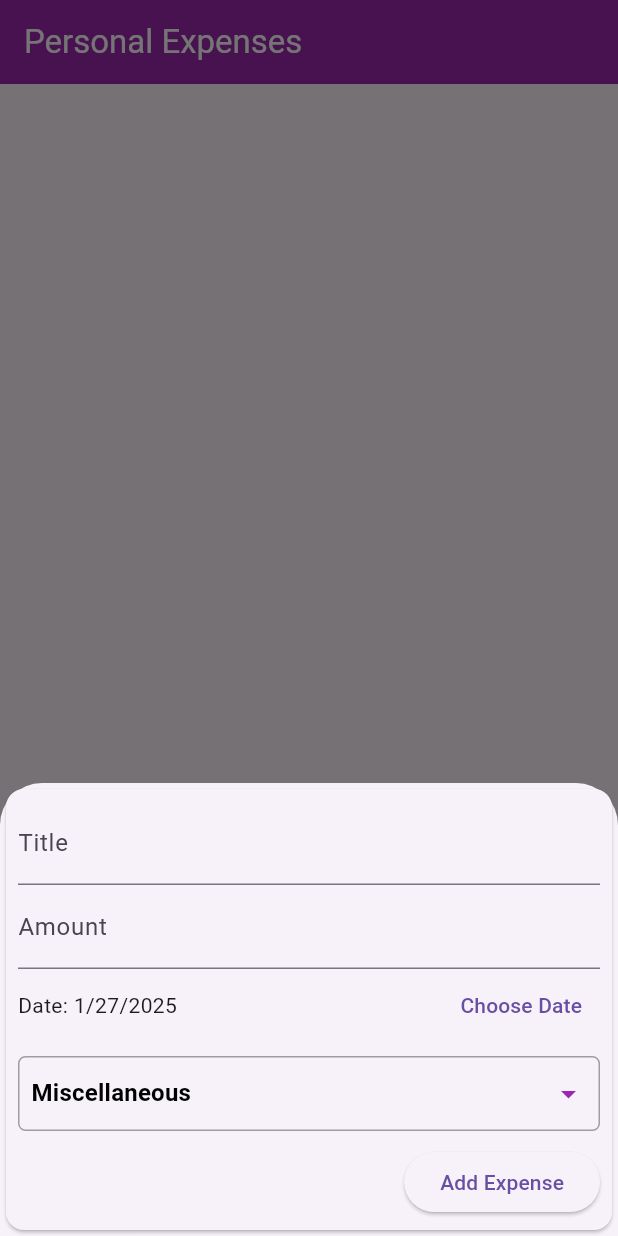
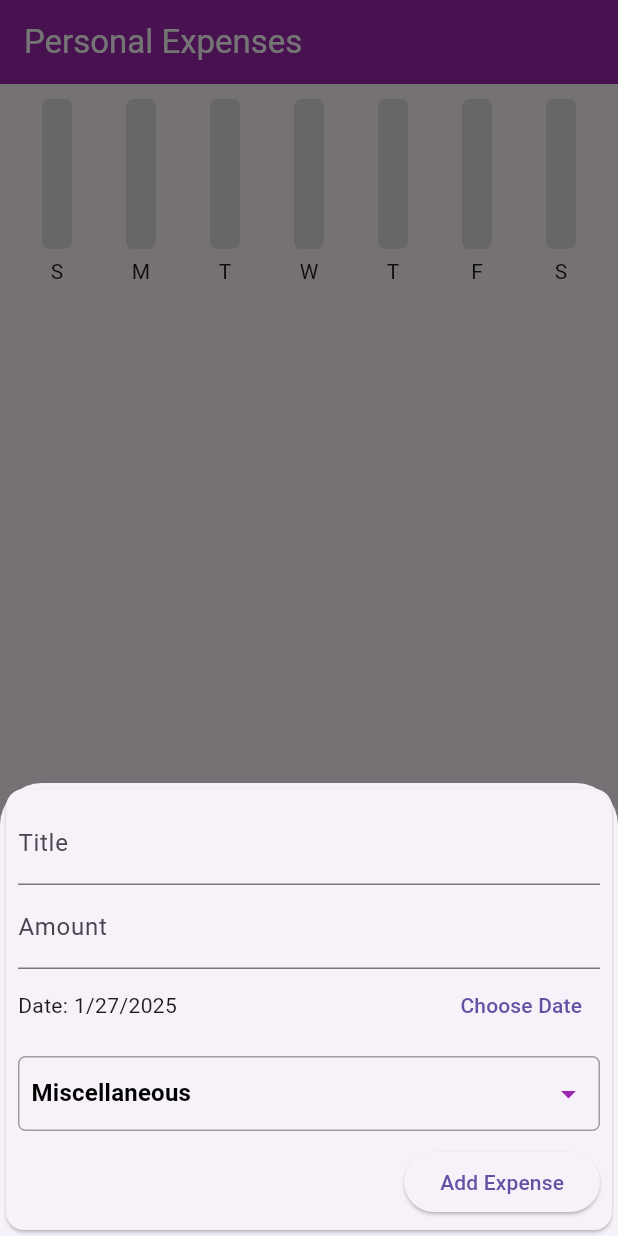
Before and after one commit to njike07/finalproject, a Flutter app: the screen it shows once a user with an empty profile is signed in, after a tap on the "add" icon, on a phone screen of 412 x 824 dp. Run offline on Flutter 3.47's test engine with Material 3 defaults, Android fonts, the light colour scheme and no system bars; drawn by our look-alikes of curved_navigation_bar; our stand-ins replace cloud_firestore, firebase_auth, firebase_core, flutter_local_notifications; accounts and stored records are empty; Roboto replaces fonts that are missing (Quicksand).

Commit message:
chart add homeppage

```diff
--- a/lib/pages/homePage.dart
+++ b/lib/pages/homePage.dart
@@ -18,7 +18,7 @@ class Homepage extends StatelessWidget {
   @override
   Widget build(BuildContext context) {
     return MaterialApp(
-      title: 'Personal  Expenses',
+      title: 'Personal Expenses',
       theme: ThemeData(
         primarySwatch: Colors.purple,
         fontFamily: 'Quicksand',
@@ -72,6 +72,63 @@ class _ExpenseListState extends State<ExpenseList> {
     _loadExpenses();
   }
 
+  // Fonction pour obtenir les dépenses par jour de la semaine
+  List<double> _getWeeklyExpenses() {
+    List<double> weeklyExpenses = List.filled(7, 0.0); // Une liste pour chaque jour de la semaine
+    for (var expense in _expenses) {
+      int weekday = expense.date.weekday; // 1 = Lundi, 7 = Dimanche
+      weeklyExpenses[weekday - 1] += expense.amount; // Ajoute le montant à la bonne journée
+    }
+    return weeklyExpenses;
+  }
+
+  // Fonction pour construire le graphique des dépenses hebdomadaires
+  Widget _buildWeeklyExpensesChart() {
+    List<double> expenses = _getWeeklyExpenses();
+    double maxExpense = expenses.reduce((a, b) => a > b ? a : b); // Trouver le montant maximum
+    double maxBarHeight = 100.0; // Hauteur maximale des barres
+
+    return Padding(
+      padding: const EdgeInsets.all(10.0),
+      child: Row(
+        mainAxisAlignment: MainAxisAlignment.spaceAround,
+        children: List.generate(7, (index) {
+          double heightFactor = maxExpense > 0 ? (expenses[index] / maxExpense) : 0;
+
+          return Column(
+            children: [
+              Container(
+                height: maxBarHeight, // Hauteur de la barre
+                width: 20, // Largeur de la barre
+                decoration: BoxDecoration(
+                  color: Colors.grey[300],
+                  borderRadius: BorderRadius.circular(5),
+                ),
+                child: FractionallySizedBox(
+                  heightFactor: heightFactor,
+                  child: Container(
+                    decoration: BoxDecoration(
+                      color: Colors.purple,
+                      borderRadius: BorderRadius.circular(5),
+                    ),
+                  ),
+                ),
+              ),
+              SizedBox(height: 5),
+              Text(_getWeekdayLabel(index)), // Jours de la semaine
+            ],
+          );
+        }),
+      ),
+    );
+  }
+
+  // Fonction pour obtenir le label du jour de la semaine
+  String _getWeekdayLabel(int index) {
+    const weekdays = ['S', 'M', 'T', 'W', 'T', 'F', 'S']; // Dimanche à Samedi
+    return weekdays[index];
+  }
+
   @override
   Widget build(BuildContext context) {
     return Scaffold(
@@ -84,6 +141,7 @@ class _ExpenseListState extends State<ExpenseList> {
       ),
       body: Column(
         children: <Widget>[
+          _buildWeeklyExpensesChart(), // Ajout du graphique des dépenses hebdomadaires
           Expanded(
             child: ListView.builder(
               itemCount: _expenses.length,
```
